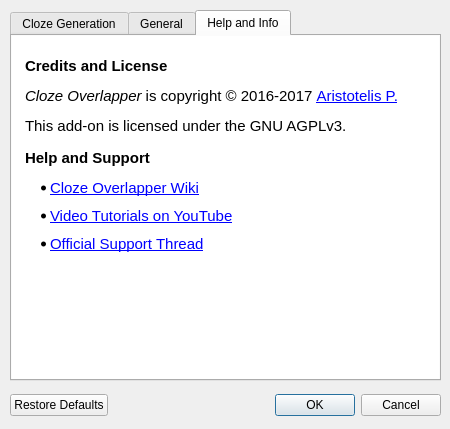
Old version of the form designer/settings_global.ui in the repository glutanimate/cloze-overlapper.
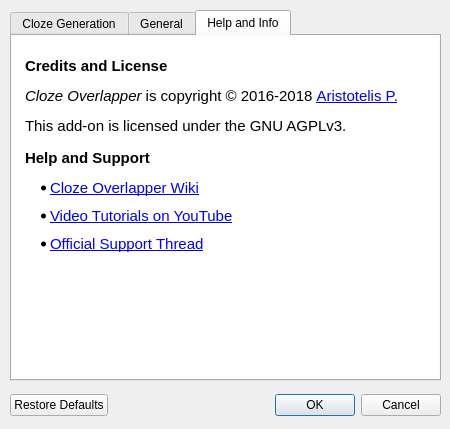
New version of the form. The open tabs and pages were chosen to show the change.

Commit message: Update copyright strings

```diff
--- a/designer/settings_global.ui
+++ b/designer/settings_global.ui
@@ -390,7 +390,7 @@
 &lt;/style&gt;&lt;/head&gt;&lt;body style=&quot; font-family:'Ubuntu'; font-size:10pt; font-weight:400; font-style:normal;&quot;&gt;
 &lt;p style=&quot;-qt-paragraph-type:empty; margin-top:40px; margin-bottom:0px; margin-left:10px; margin-right:10px; -qt-block-indent:0; text-indent:0px; font-size:11pt;&quot;&gt;&lt;br /&gt;&lt;/p&gt;
 &lt;p style=&quot; margin-top:0px; margin-bottom:12px; margin-left:10px; margin-right:10px; -qt-block-indent:0; text-indent:0px;&quot;&gt;&lt;span style=&quot; font-size:11pt; font-weight:600;&quot;&gt;Credits and License&lt;/span&gt;&lt;span style=&quot; font-size:11pt;&quot;&gt; &lt;/span&gt;&lt;/p&gt;
-&lt;p style=&quot; margin-top:12px; margin-bottom:12px; margin-left:10px; margin-right:10px; -qt-block-indent:0; text-indent:0px;&quot;&gt;&lt;span style=&quot; font-size:11pt; font-style:italic;&quot;&gt;Cloze Overlapper&lt;/span&gt;&lt;span style=&quot; font-size:11pt;&quot;&gt; is copyright © 2016-2017 &lt;/span&gt;&lt;a href=&quot;https://github.com/Glutanimate&quot;&gt;&lt;span style=&quot; font-size:11pt; text-decoration: underline; color:#0000ff;&quot;&gt;Aristotelis P.&lt;/span&gt;&lt;/a&gt;&lt;span style=&quot; font-size:11pt;&quot;&gt; &lt;/span&gt;&lt;/p&gt;
+&lt;p style=&quot; margin-top:12px; margin-bottom:12px; margin-left:10px; margin-right:10px; -qt-block-indent:0; text-indent:0px;&quot;&gt;&lt;span style=&quot; font-size:11pt; font-style:italic;&quot;&gt;Cloze Overlapper&lt;/span&gt;&lt;span style=&quot; font-size:11pt;&quot;&gt; is copyright © 2016-2018 &lt;/span&gt;&lt;a href=&quot;https://glutanimate.com&quot;&gt;&lt;span style=&quot; font-size:11pt; text-decoration: underline; color:#0000ff;&quot;&gt;Aristotelis P.&lt;/span&gt;&lt;/a&gt;&lt;span style=&quot; font-size:11pt;&quot;&gt; &lt;/span&gt;&lt;/p&gt;
 &lt;p style=&quot; margin-top:12px; margin-bottom:12px; margin-left:10px; margin-right:10px; -qt-block-indent:0; text-indent:0px;&quot;&gt;&lt;span style=&quot; font-size:11pt;&quot;&gt;This add-on is licensed under the GNU AGPLv3. &lt;/span&gt;&lt;/p&gt;
 &lt;p style=&quot; margin-top:14px; margin-bottom:12px; margin-left:10px; margin-right:10px; -qt-block-indent:0; text-indent:0px;&quot;&gt;&lt;span style=&quot; font-size:11pt; font-weight:600;&quot;&gt;Help and Support&lt;/span&gt;&lt;span style=&quot; font-size:11pt;&quot;&gt; &lt;/span&gt;&lt;/p&gt;
 &lt;ul style=&quot;margin-top: 0px; margin-bottom: 0px; margin-left: 0px; margin-right: 0px; -qt-list-indent: 0;&quot;&gt;&lt;li style=&quot; font-size:11pt;&quot; style=&quot; margin-top:12px; margin-bottom:10px; margin-left:35px; margin-right:10px; -qt-block-indent:0; text-indent:0px;&quot;&gt;&lt;a href=&quot;https://github.com/Glutanimate/cloze-overlapper/wiki&quot;&gt;&lt;span style=&quot; text-decoration: underline; color:#0000ff;&quot;&gt;Cloze Overlapper Wiki&lt;/span&gt;&lt;/a&gt;&lt;/li&gt;
```
The commit also changes 10 other files.
